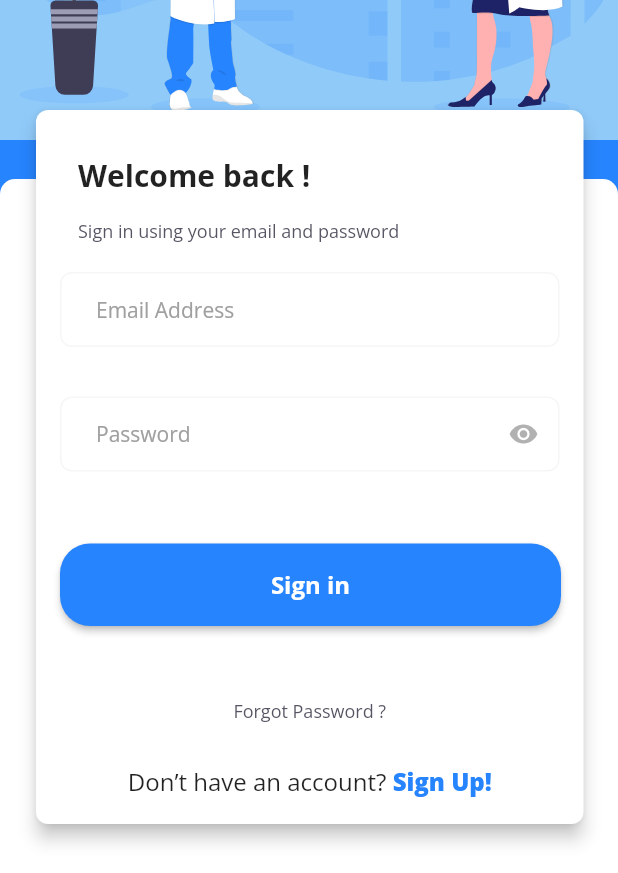
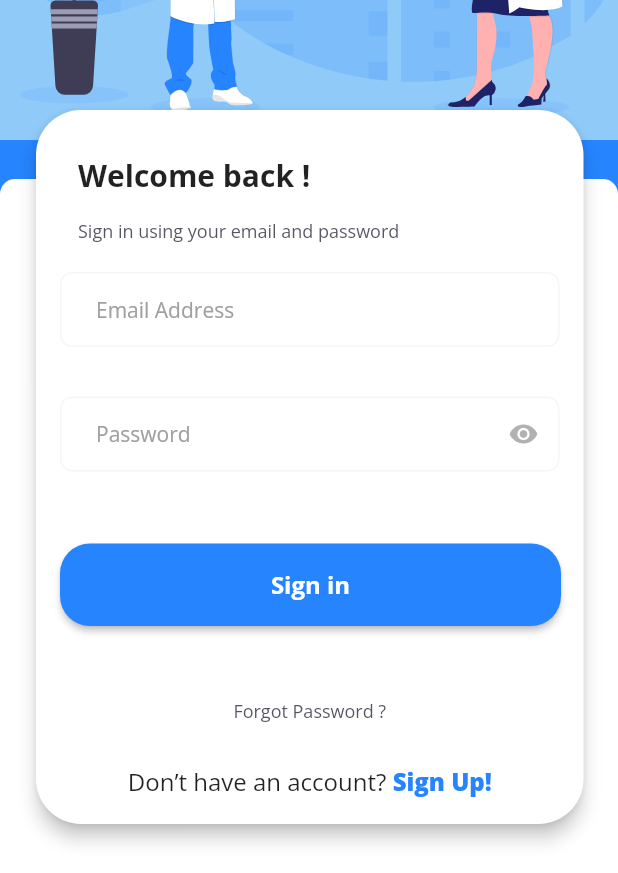
Before and after one commit to divyansh04/Hospi_app, a Flutter app: the screen it shows after launch, on a phone screen of 412 x 824 dp. Shown: the part 346-1219 px from the top of the screen. Run offline on Flutter 3.47's test engine with Material 2 defaults, Android fonts, the light colour scheme and no system bars; our stand-ins replace dio, flutter_svg, font_awesome_flutter, get_it, google_fonts, google_sign_in and 1 more.

Commit message:
Border Radius of Card

```diff
--- a/lib/screens/auth/login.dart
+++ b/lib/screens/auth/login.dart
@@ -64,7 +64,7 @@ class _LoginState extends State<Login> {
                 child: Card(
                   semanticContainer: false,
                   shape: RoundedRectangleBorder(
-                      borderRadius: BorderRadius.circular(8)),
+                      borderRadius: BorderRadius.circular(30)),
                   elevation: 5,
                   child: Column(
                     // mainAxisSize: MainAxisSize.min,
--- a/lib/screens/auth/signup.dart
+++ b/lib/screens/auth/signup.dart
@@ -51,7 +51,7 @@ class _SignUpState extends State<SignUp> {
                   color: Colors.blue.shade200,
                   child: SvgPicture.asset('assets/doc.svg')),
               Positioned.fill(
-                top: 300,
+                top: 350,
                 child: ClipRRect(
                   borderRadius: BorderRadius.circular(10.0),
                   child: Container(
@@ -61,14 +61,14 @@ class _SignUpState extends State<SignUp> {
                 ),
               ),
               new Positioned.fill(
-                top: 300.0,
+                top: 275.0,
                 left: 20,
                 right: 19,
                 bottom: 40,
                 child: Card(
                   semanticContainer: false,
                   shape: RoundedRectangleBorder(
-                      borderRadius: BorderRadius.circular(8)),
+                      borderRadius: BorderRadius.circular(30)),
                   elevation: 5,
                   child: Column(
                     mainAxisSize: MainAxisSize.min,
```
